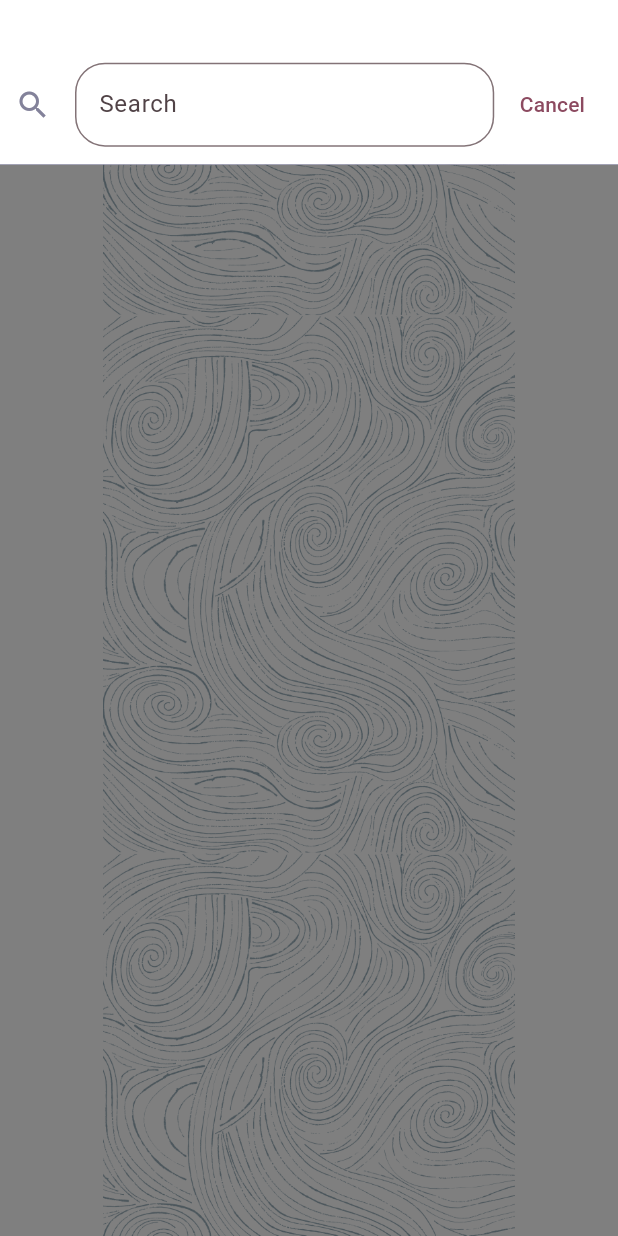
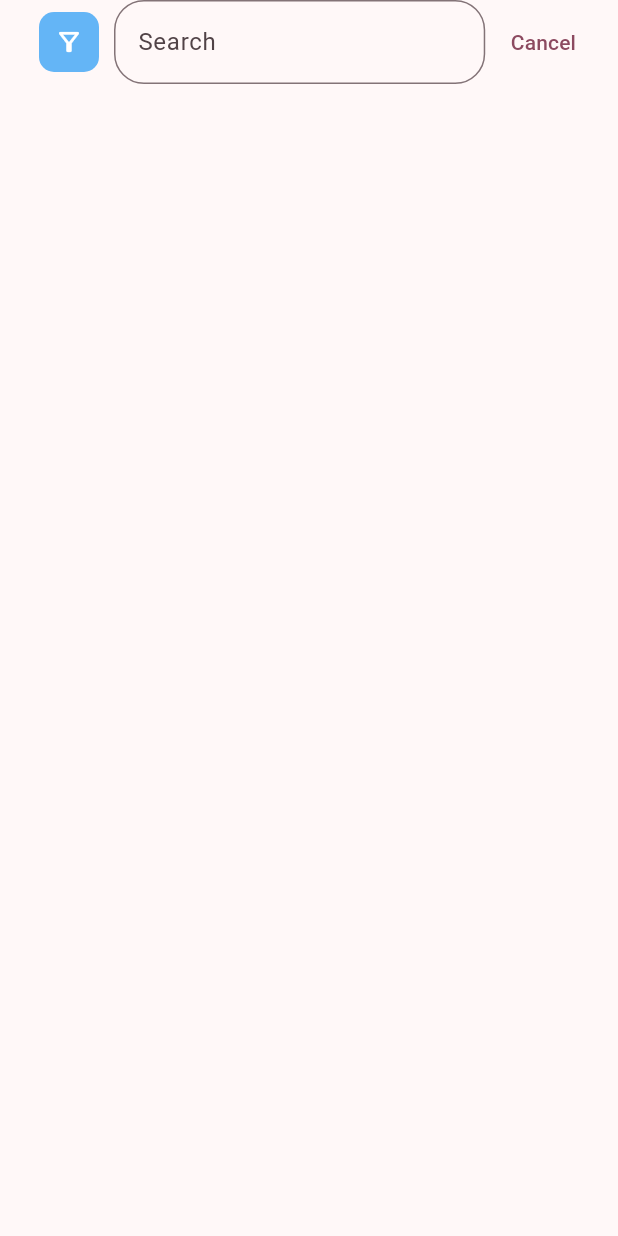
Before and after one commit to Middleboyno2/learn_build_app_with_backend_django, a Flutter app: the HomeScreen screen opened directly, scrolled down 576 dp, after a tap on the "search" icon, on a phone screen of 412 x 824 dp. Run offline on Flutter 3.47's test engine with Material 3 defaults, Android fonts, the phone set to English and light mode, and no system bars; our stand-ins replace flutter_dotenv, flutter_hooks, flutter_screenutil, flutter_vector_icons, get_storage, go_router and 4 more; missing offline and left inert: cross_connectivity; accounts and stored records are empty.

Commit message:
update lai y tuong luong su kien

```diff
--- a/lib/common/utils/app_routes.dart
+++ b/lib/common/utils/app_routes.dart
@@ -6,6 +6,7 @@ import 'package:shoes_store/src/entrypoint/views/entrypoint.dart';
 import 'package:shoes_store/src/login/views/auth.dart';
 import 'package:shoes_store/src/notification/views/notification.dart';
 import 'package:shoes_store/src/onboarding/views/onboarding_page.dart';
+import 'package:shoes_store/src/search/views/search.dart';
 import 'package:shoes_store/src/splashscreen/views/splashscreen_page.dart';
 
 import '../../main.dart';
@@ -41,10 +42,10 @@ final GoRouter _router = GoRouter(
     //   path: '/verification',
     //   builder: (context, state) => const VerificationPage(),
     // ),
-    // GoRoute(
-    //   path: '/search',
-    //   builder: (context, state) => const SearchPage(),
-    // ),
+    GoRoute(
+      path: '/search',
+      builder: (context, state) => const CustomSearch(),
+    ),
     // GoRoute(
     //   path: '/help',
     //   builder: (context, state) => const HelpCenterPage(),
--- a/lib/main.dart
+++ b/lib/main.dart
@@ -9,6 +9,7 @@ import 'package:shoes_store/common/utils/kstrings.dart';
 import 'package:shoes_store/src/entrypoint/controllers/bottom_tab_notifier.dart';
 import 'package:shoes_store/src/home/controllers/home_notifier.dart';
 import 'package:shoes_store/src/onboarding/controllers/onboarding_notifier.dart';
+import 'package:shoes_store/src/search/controllers/search_notifier.dart';
 import 'package:shoes_store/src/splashscreen/views/splashscreen_page.dart';
 
 import 'common/utils/dark_theme.dart';
@@ -27,7 +28,8 @@ void main() async{
       providers: [
         ChangeNotifierProvider(create: (_) => OnboardingNotifier()),
         ChangeNotifierProvider(create: (_) => BottomTabNotifier()),
-        ChangeNotifierProvider(create: (_) => HomeNotifier())
+        ChangeNotifierProvider(create: (_) => HomeNotifier()),
+        ChangeNotifierProvider(create: (_) => SearchNotifier())
       ],
       child: const MyApp()
     )
--- a/lib/src/home/controllers/home_notifier.dart
+++ b/lib/src/home/controllers/home_notifier.dart
@@ -3,36 +3,27 @@ import 'package:flutter/material.dart';
 import 'package:flutter/widgets.dart';
 import 'package:go_router/go_router.dart';
 import 'package:shoes_store/common/services/storage.dart';
-import 'package:shoes_store/common/utils/app_routes.dart';
 import 'package:shoes_store/common/widgets/login_bottom_sheet.dart';
 
 class HomeNotifier extends ChangeNotifier{
-  // on/off search
-  bool _isSearch = false;
-  // search controller
-  TextEditingController searchController = TextEditingController();
+
   // select card
   bool _isCard = false;
 
-
-
   //============================================================================
 
-
-  // get status search
-  bool get isSearch => _isSearch;
 
   // get status select card
   bool get isCard => _isCard;
 
 
-  void changeSearch(){
-    _isSearch = !_isSearch;
+  void changeCard(){
+    _isCard = !_isCard;
     notifyListeners();
   }
 
-  void changeCard(){
-    _isCard = !_isCard;
+  void changeSearch(BuildContext context){
+    context.go("/search");
     notifyListeners();
   }
 
@@ -43,4 +34,6 @@ class HomeNotifier extends ChangeNotifier{
       context.push("/notifications");
     }
   }
+
+
 }
--- a/lib/src/home/views/home.dart
+++ b/lib/src/home/views/home.dart
@@ -4,7 +4,7 @@
   import 'package:shoes_store/src/home/controllers/home_notifier.dart';
   import 'package:shoes_store/src/home/widgets/custom_app_bar.dart';
   import 'package:shoes_store/src/home/widgets/list_card/custom_card.dart';
-  import 'package:shoes_store/src/home/widgets/search.dart';
+
 
   import '../../../const/resource.dart';
 
@@ -33,7 +33,6 @@
                 appBar: PreferredSize(
                   preferredSize: Size.fromHeight(70),
                   child: CustomAppBar(
-                    isSearch: value.isSearch,
                     changeSearch: value.changeSearch,
                   ),
                 ),
@@ -73,13 +72,6 @@
                 ),
               ),
 
-              // second screen
-              CustomSearch(
-                controller: value.searchController,
-                changeSearch: value.changeSearch,
-                isSearch: value.isSearch
-              ),
-
             ],
           );
         },
--- a/lib/src/home/widgets/custom_app_bar.dart
+++ b/lib/src/home/widgets/custom_app_bar.dart
@@ -7,12 +7,10 @@ import 'package:shoes_store/common/widgets/reusable_text.dart';
 import 'package:shoes_store/src/home/widgets/notification_widget.dart';
 
 class CustomAppBar extends StatelessWidget {
-  final bool isSearch;
-  final VoidCallback changeSearch;
+  final Function changeSearch;
 
   const CustomAppBar({
     super.key,
-    required this.isSearch,
     required this.changeSearch,
 
   });
@@ -60,7 +58,7 @@ class CustomAppBar extends StatelessWidget {
       actions: [
         IconButton(
           onPressed: (){
-            changeSearch();
+            changeSearch(context);
           },
           icon: Icon(Icons.search),
         ),
--- a/lib/src/home/widgets/search.dart
+++ /dev/null
@@ -1,81 +0,0 @@
-import 'package:flutter/material.dart';
-import 'package:flutter_screenutil/flutter_screenutil.dart';
-import 'package:shoes_store/common/utils/kcolors.dart';
-
-class CustomSearch extends StatelessWidget {
-  final TextEditingController controller;
-  final VoidCallback changeSearch;
-  final bool isSearch;
-  const CustomSearch({
-    super.key,
-    required this.controller,
-    required this.changeSearch,
-    required this.isSearch
-  });
-
-  @override
-  Widget build(BuildContext context) {
-    return isSearch == false ?
-    const SizedBox(
-      height: 0,
-    )
-        :
-    Scaffold(
-      backgroundColor: Colors.transparent,
-      body: Column(
-        children: [
-          Container(
-            width: ScreenUtil().screenWidth,
-            height: 110.h,
-            padding: EdgeInsets.only(
-              left: 10.w,
-              right: 10.w,
-              top:40.h,
-              bottom: 10.h
-            ),
-            decoration: const BoxDecoration(
-              color: Kolors.kWhite,
-              border: Border(
-                bottom: BorderSide(
-                  color: Kolors.kGray,
-                  width: 0.5,
-                ),
-              ),
-            ),
-            child: Row(
-              children: [
-                Expanded(
-                  child: TextField(
-                    controller: controller,
-                    decoration: InputDecoration(
-                      icon: const Icon(Icons.search),
-                      iconColor: Kolors.kGray,
-                      hintText: "Search",
-                      border: OutlineInputBorder(
-                        borderRadius: BorderRadius.circular(20),
-                      ),
-                    ),
-                  ),
-                ),
-                SizedBox(width: 5.w),
-                TextButton(
-                  onPressed: (){
-                    changeSearch();
-                  },
-                  child: Text("Cancel"),
-                ),
-              ],
-            ),
-          ),
-
-          Expanded(
-            child: Container(
-              color: Colors.black.withOpacity(0.5),
-
-            ),
-          ),
-        ],
-      ),
-    );
-  }
-}
--- /dev/null
+++ b/lib/src/search/controllers/search_notifier.dart
@@ -0,0 +1,70 @@
+
+
+import 'package:flutter/widgets.dart';
+import 'package:go_router/go_router.dart';
+import 'package:shoes_store/common/utils/app_routes.dart';
+
+class SearchNotifier with ChangeNotifier{
+
+  // on/off search
+  bool _isSearch = false;
+
+  // on/off filter
+  bool _isFilter = false;
+
+  // search controller
+  TextEditingController searchController = TextEditingController();
+
+  ScrollController _scrollController = ScrollController();
+
+  bool _isExpanded = false;
+
+
+  // get status search
+  bool get isSearch => _isSearch;
+
+  // get status filter
+  bool get isFilter => _isFilter;
+
+  ScrollController get scrollController => _scrollController;
+
+  bool get isExpanded => _isExpanded;
+
+  void goBackHome(BuildContext context){
+    context.go("/home") ;
+    notifyListeners();
+  }
+
+  void changeFilter(){
+    _isFilter = !_isFilter;
+    debugPrint("${_isFilter}");
+    notifyListeners();
+  }
+
+  void toggleAppBar() {
+
+    // if (_isExpanded) {
+    //   // Thu gọn AppBar
+    //   _scrollController.animateTo(
+    //     _scrollController.position.minScrollExtent, // Cuộn đến đầu
+    //     duration: const Duration(milliseconds: 500),
+    //     curve: Curves.easeInOut,
+    //   );
+    // } else {
+    //   // Mở rộng AppBar
+    //   _scrollController.animateTo(
+    //     200.0, // Chiều cao expandedHeight
+    //     duration: const Duration(milliseconds: 500),
+    //     curve: Curves.easeInOut,
+    //   );
+    // }
+
+    _isExpanded = !_isExpanded; // Đảo trạng thái
+
+    _isFilter = !_isFilter;
+    debugPrint("${_isFilter}");
+
+    notifyListeners();
+  }
+
+}
--- /dev/null
+++ b/lib/src/search/views/search.dart
@@ -0,0 +1,86 @@
+import 'package:flutter/material.dart';
+import 'package:flutter_screenutil/flutter_screenutil.dart';
+import 'package:go_router/go_router.dart';
+import 'package:provider/provider.dart';
+import 'package:shoes_store/common/utils/app_routes.dart';
+import 'package:shoes_store/common/utils/kcolors.dart';
+import 'package:shoes_store/src/search/controllers/search_notifier.dart';
+import 'package:shoes_store/src/search/widgets/filter.dart';
+
+import '../widgets/list_item.dart';
+
+class CustomSearch extends StatefulWidget {
+
+  const CustomSearch({
+    super.key,
+  });
+
+  @override
+  State<CustomSearch> createState() => _CustomSearchState();
+}
+
+class _CustomSearchState extends State<CustomSearch> {
+  @override
+  Widget build(BuildContext context) {
+    return Consumer<SearchNotifier>(
+      builder: (context, value, child){
+        return Scaffold(
+          appBar: AppBar(
+            automaticallyImplyLeading: false, // Không hiển thị nút quay lại mặc định
+            title: Row(
+              children: [
+                // Icon với AnimatedContainer
+                AnimatedContainer(
+                  duration: Duration(milliseconds: 400),
+                  height: 40.0,
+                  width: 40.0,
+                  margin: EdgeInsets.symmetric(horizontal: 10.0),
+                  decoration: BoxDecoration(
+                    color: Colors.blue.shade300,
+                    borderRadius: BorderRadius.circular(10),
+                  ),
+                  child: IconButton(
+                    onPressed: value.toggleAppBar,
+                    icon: Icon(
+                      value.isExpanded ? Icons.filter_alt : Icons.filter_alt_outlined,
+                      color: Colors.white,
+                      size: 20,
+                    ),
+                  ),
+                ),
+                // TextField
+                Expanded(
+                  child: Padding(
+                    padding: EdgeInsets.symmetric(vertical: 5.0),
+                    child: TextField(
+                      decoration: InputDecoration(
+                        hintText: "Search",
+                        border: OutlineInputBorder(
+                          borderRadius: BorderRadius.circular(20),
+                        ),
+                      ),
+                    ),
+                  ),
+                ),
+                SizedBox(width: 5.0),
+                // Cancel button
+                TextButton(
+                  onPressed: () {
+                    context.go("/home");
+                  },
+                  child: Text("Cancel"),
+                ),
+              ],
+            ),
+            bottom: PreferredSize(
+              preferredSize: Size.fromHeight(200),
+              child:FilterWidget(isExpanded: value.isExpanded)
+            ),
+          ),
+
+
+        );
+      },
+    );
+  }
+}
--- /dev/null
+++ b/lib/src/search/widgets/filter.dart
@@ -0,0 +1,22 @@
+import 'package:flutter/material.dart';
+
+class FilterWidget extends StatelessWidget {
+  final bool isExpanded;
+  const FilterWidget({super.key, required this.isExpanded});
+
+  @override
+  Widget build(BuildContext context) {
+    return AnimatedContainer(
+      duration: Duration(milliseconds: 400),
+      alignment: Alignment.topCenter,
+      height: isExpanded ? 200.0 : 0.0, // Thay đổi chiều cao
+      color: Colors.grey.shade200,
+      child: Center(
+        child: Text(
+          "This is expandable content",
+          style: TextStyle(fontSize: 16.0),
+        ),
+      ),
+    );
+  }
+}
```
Also changed, not shown: lib/src/search/widgets/list_item.dart (added, +50 -0 lines), assets/images/shoes_test.png (added).
